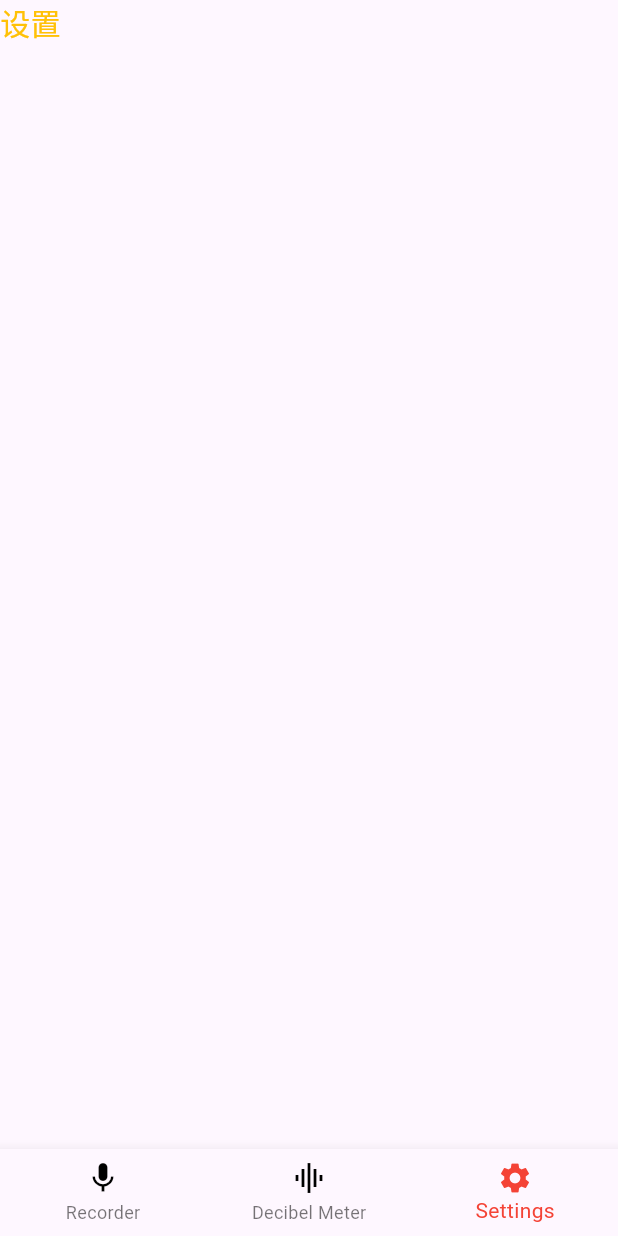
After one commit to wu-yiqiang/audiometer, a Flutter app: the screen it shows after launch, item 3 of the bottom bar chosen, on a phone screen of 412 x 824 dp. The commit adds this screen. Run offline on Flutter 3.47's test engine with Material 3 defaults, Android fonts, the phone set to English and light mode, and no system bars; our stand-ins replace get.

Commit message:
项目框架搭建以及添加多语言模块

```diff
--- /dev/null
+++ b/lib/binding.dart
@@ -0,0 +1,9 @@
+import 'package:audiometer/pages/Home/Controllers/Home_Controller.dart';
+import 'package:get/get.dart';
+
+class AllControllerBinding implements Bindings {
+  @override
+  void dependencies() {
+    Get.lazyPut<HomeController>(() => HomeController());
+  }
+}
--- a/lib/main.dart
+++ b/lib/main.dart
@@ -1,4 +1,6 @@
+import 'package:audiometer/binding.dart';
 import 'package:audiometer/pages/Home/Home.dart';
+import 'package:audiometer/translation/translation.dart';
 import 'package:flutter/material.dart';
 import 'package:get/get.dart';
 
@@ -10,7 +12,15 @@ class MyApp extends StatelessWidget {
   const MyApp({super.key});
   @override
   Widget build(BuildContext context) {
-    return GetMaterialApp(home: HomePage());
+    return GetMaterialApp(
+      home: HomePage(),
+      locale: Locale(
+        "en",
+        "US",
+      ),
+      initialBinding: AllControllerBinding(),
+      translations: Language(),
+    );
   }
 }
 
--- a/lib/pages/Home/Home.dart
+++ b/lib/pages/Home/Home.dart
@@ -1,46 +1,51 @@
 import 'package:audiometer/common/const.dart';
 import 'package:audiometer/pages/DecibelMeter/DecibeMeter.dart';
+import 'package:audiometer/pages/Home/Controllers/Home_Controller.dart';
 import 'package:audiometer/pages/Recorder/Recorder.dart';
+import 'package:audiometer/pages/Settings/Settings.dart';
 import 'package:flutter/material.dart';
 import 'package:get/get.dart';
 
 class HomePage extends StatelessWidget {
-  final pages = [RecorderPage(), DecibeMeterPage()];
+  HomeController homeController = Get.put(HomeController());
+  final pages = [RecorderPage(), DecibeMeterPage(), SettingsPage()];
   @override
   Widget build(BuildContext context) {
     return Scaffold(
       body: SafeArea(
-        child: RecorderPage(),
+        child: Obx(() => pages[homeController.currentIndex.toInt()]),
       ),
-      bottomNavigationBar: BottomNavigationBar(
+      bottomNavigationBar: Obx(() =>
+        BottomNavigationBar(
           // backgroundColor: PrimaryColor,
           items: [
             BottomNavigationBarItem(
               icon: Icon(Icons.mic, color: Colors.black),
-              label: 'Recorder'.tr,
+              label: 'recorder'.tr,
               activeIcon: Icon(Icons.mic, color: PrimaryColor),
               backgroundColor: PrimaryColor,
             ),
             BottomNavigationBarItem(
               icon: Icon(Icons.graphic_eq, color: Colors.black),
-              label: 'Decibel Meter'.tr,
+              label: 'decibelMeter'.tr,
               activeIcon: Icon(Icons.graphic_eq, color: PrimaryColor),
               backgroundColor: PrimaryColor,
             ),
             BottomNavigationBarItem(
               icon: Icon(Icons.settings, color: Colors.black),
-              label: 'Settings'.tr,
+              label: 'settings'.tr,
               activeIcon: Icon(Icons.settings, color: PrimaryColor,
               ),
               backgroundColor: PrimaryColor,
             ),
           ],
-          currentIndex: 0,
+          currentIndex: homeController.currentIndex.value,
           selectedItemColor: PrimaryColor,
           onTap: (index) {
-            // tabsController.setCurrent(index);
+            homeController.setCurrent(index);
           },
         ),
+      )
     );
   }
 }
--- /dev/null
+++ b/lib/pages/Settings/Settings.dart
@@ -0,0 +1,12 @@
+import 'package:flutter/material.dart';
+import 'package:get/get.dart';
+
+class SettingsPage extends StatelessWidget {
+  Widget build(BuildContext context) {
+    return Scaffold(
+      body: SafeArea(
+        child: Text("设置", style: TextStyle(fontSize: 20, color: Colors.amber)),
+      ),
+    );
+  }
+}
--- /dev/null
+++ b/lib/translation/en_US.dart
@@ -0,0 +1,5 @@
+final Map<String, String> en_US = {
+  'recorder': "Recorder",
+  'decibelMeter': "Decibel Meter",
+  'settings': "Settings"
+};
--- /dev/null
+++ b/lib/translation/translation.dart
@@ -0,0 +1,8 @@
+import 'package:get/get.dart';
+import 'package:audiometer/translation/en_US.dart';
+import 'package:audiometer/translation/zh_CN.dart';
+
+class Language extends Translations {
+  @override
+  Map<String, Map<String, String>> get keys => {'zh_CN': zh_CN, 'en_US': en_US};
+}
--- /dev/null
+++ b/lib/translation/zh_CN.dart
@@ -0,0 +1,5 @@
+final Map<String, String> zh_CN = {
+  'recorder': "录音机",
+  'decibelMeter': "分贝仪",
+  'settings': "设置"
+};
```
Also changed, not shown: lib/pages/Home/Controllers/Home_Controller.dart (added, +18 -0 lines), 1 other file.
